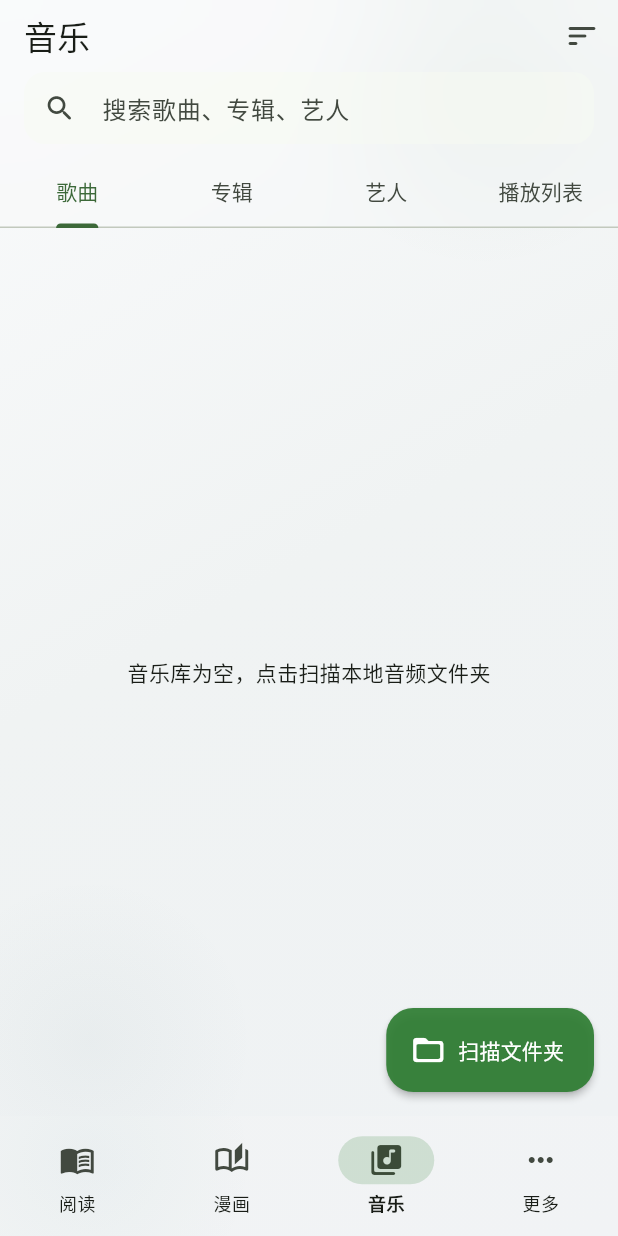
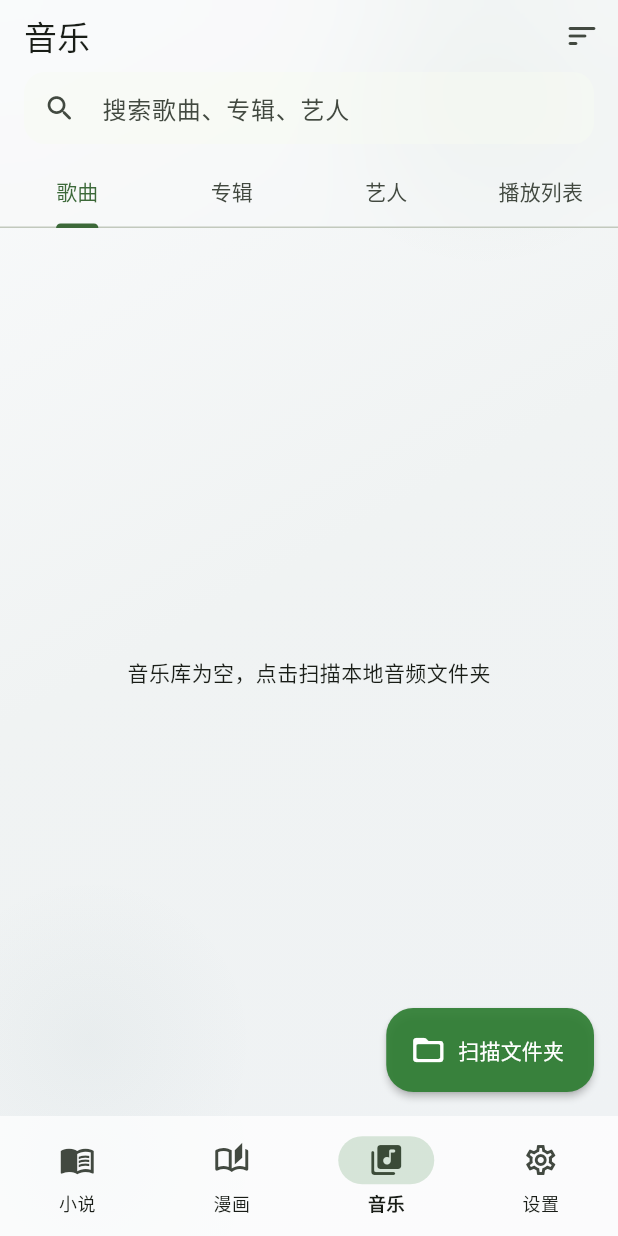
Before and after one commit to wiwcn/NeoReader, a Flutter app: the screen it shows after launch, item 3 of the bottom bar chosen, on a phone screen of 412 x 824 dp. Run offline on Flutter 3.47's test engine with Material 3 defaults, Android fonts, the phone set to English and light mode, and no system bars; our stand-ins replace audio_service, equatable, file_picker, flutter_markdown, flutter_riverpod, flutter_staggered_animations and 5 more; missing offline and left inert: audio_session, just_waveform, pdfrx; accounts and stored records are empty; statements that could not run were skipped.

Commit message:
feat(shell): four-tab bar 小说/漫画/音乐/设置 + fix mini player chrome
Wire bottom nav to Novel, Comic, Music, Settings with zh/en labels and
settings icon. Keep mini player in bottomNavigationBar above the bar so
FABs/content get correct insets and taps open Now Playing. IndexedStack
keeps tab state across switches; denser nav frost for opaque MD3 sheets.

```diff
--- a/lib/core/theme/app_theme.dart
+++ b/lib/core/theme/app_theme.dart
@@ -64,7 +64,7 @@ class AppTheme {
         shape: RoundedRectangleBorder(borderRadius: BorderRadius.circular(20)),
       ),
       navigationBarTheme: NavigationBarThemeData(
-        backgroundColor: Colors.white.withValues(alpha: 0.10),
+        backgroundColor: Colors.white.withValues(alpha: 0.72),
         elevation: 0,
         indicatorColor: seedColor.withValues(alpha: 0.18),
         labelTextStyle: WidgetStateProperty.resolveWith(
@@ -123,7 +123,7 @@ class AppTheme {
         shape: RoundedRectangleBorder(borderRadius: BorderRadius.circular(20)),
       ),
       navigationBarTheme: NavigationBarThemeData(
-        backgroundColor: Colors.black.withValues(alpha: 0.35),
+        backgroundColor: Colors.black.withValues(alpha: 0.72),
         elevation: 0,
         indicatorColor: seedColor.withValues(alpha: 0.28),
         labelTextStyle: WidgetStateProperty.resolveWith(
--- a/lib/music/l10n/music_strings.dart
+++ b/lib/music/l10n/music_strings.dart
@@ -17,6 +17,7 @@ class MusicStrings {
       isZh ? '音乐库为空，点击扫描本地音频文件夹' : 'Music library empty — scan a local folder';
   String get searchMusic => isZh ? '搜索歌曲、专辑、艺人' : 'Search tracks, albums, artists';
   String get play => isZh ? '播放' : 'Play';
+  String get pause => isZh ? '暂停' : 'Pause';
   String get playNext => isZh ? '下一首播放' : 'Play next';
   String get addToQueue => isZh ? '加入队列' : 'Add to queue';
   String get addToPlaylist => isZh ? '加入歌单' : 'Add to playlist';
@@ -46,7 +47,10 @@ class MusicStrings {
   String get permissionNeeded =>
       isZh ? '需要存储权限以扫描本地音乐' : 'Storage permission needed to scan music';
   String get removeFromPlaylist => isZh ? '从歌单移除' : 'Remove from playlist';
-  String get more => isZh ? '更多' : 'More';
-  String get novel => isZh ? '阅读' : 'Books';
+  /// Bottom-nav: novels / books tab.
+  String get novel => isZh ? '小说' : 'Novels';
+  /// Bottom-nav: comics tab.
   String get comic => isZh ? '漫画' : 'Comics';
+  /// Legacy alias — bottom nav now uses AppStrings.settings (设置).
+  String get more => isZh ? '设置' : 'Settings';
 }
--- a/lib/presentation/screens/home/home_shell.dart
+++ b/lib/presentation/screens/home/home_shell.dart
@@ -22,6 +22,13 @@ class HomeShell extends ConsumerStatefulWidget {
 class _HomeShellState extends ConsumerState<HomeShell> {
   int _index = 0;
 
+  static const _pages = <Widget>[
+    LibraryScreen(),
+    ComicLibraryScreen(),
+    MusicHomeScreen(),
+    SettingsHubScreen(),
+  ];
+
   @override
   void initState() {
     super.initState();
@@ -42,27 +49,20 @@ class _HomeShellState extends ConsumerState<HomeShell> {
   @override
   Widget build(BuildContext context) {
     final music = ref.watch(musicStringsProvider);
+    final strings = ref.watch(stringsProvider);
     final hasMini = ref.watch(currentTrackProvider) != null;
-
-    final pages = const [
-      LibraryScreen(),
-      ComicLibraryScreen(),
-      MusicHomeScreen(),
-      SettingsHubScreen(),
-    ];
 
     return GlassScaffoldBackground(
       child: Scaffold(
         backgroundColor: Colors.transparent,
-        body: Column(
+        // Full-bleed body; mini player lives in bottom chrome so FABs / lists
+        // get the correct bottom inset and never cover tab labels.
+        body: FadeIndexedStack(index: _index, children: _pages),
+        bottomNavigationBar: Column(
+          mainAxisSize: MainAxisSize.min,
           children: [
-            Expanded(
-              child: FadeIndexedStack(index: _index, children: pages),
-            ),
             if (hasMini) const MiniPlayer(),
-          ],
-        ),
-        bottomNavigationBar: NavigationBar(
+            NavigationBar(
               selectedIndex: _index,
               onDestinationSelected: (i) => setState(() => _index = i),
               destinations: [
@@ -82,9 +82,11 @@ class _HomeShellState extends ConsumerState<HomeShell> {
                   label: music.music,
                 ),
                 NavigationDestination(
-              icon: const Icon(Icons.more_horiz_rounded),
-              selectedIcon: const Icon(Icons.more_horiz_rounded),
-              label: music.more,
+                  icon: const Icon(Icons.settings_outlined),
+                  selectedIcon: const Icon(Icons.settings_rounded),
+                  label: strings.settings,
+                ),
+              ],
             ),
           ],
         ),
--- a/lib/presentation/screens/library/comic_library_screen.dart
+++ b/lib/presentation/screens/library/comic_library_screen.dart
@@ -40,8 +40,8 @@ class ComicLibraryScreen extends ConsumerWidget {
               return Center(
                 child: Text(
                   isZh
-                      ? '暂无漫画，请在「阅读」书库导入 CBZ / CBR'
-                      : 'No comics yet — import CBZ / CBR from Books',
+                      ? '暂无漫画，请在「小说」书库导入 CBZ / CBR'
+                      : 'No comics yet — import CBZ / CBR from Novels',
                 ),
               );
             }
--- a/lib/presentation/screens/library/library_screen.dart
+++ b/lib/presentation/screens/library/library_screen.dart
@@ -39,7 +39,7 @@ class LibraryScreen extends ConsumerWidget {
         backgroundColor: Colors.transparent,
         floatingActionButtonLocation: FloatingActionButtonLocation.endFloat,
         appBar: GlassAppBar(
-          title: Text(strings.library),
+          title: Text(strings.isZh ? '小说' : 'Novels'),
           actions: [
             IconButton(
               tooltip: layout == LibraryLayout.grid
--- a/lib/presentation/widgets/motion.dart
+++ b/lib/presentation/widgets/motion.dart
@@ -112,37 +112,65 @@ class _PressScaleState extends State<PressScale> {
   }
 }
 
-/// Bottom-nav body switcher using Material fade-through ([animations] package).
+/// Bottom-nav body switcher: true [IndexedStack] + fade so tabs stay alive.
 class FadeIndexedStack extends StatelessWidget {
   const FadeIndexedStack({
     super.key,
     required this.index,
     required this.children,
-    this.duration = const Duration(milliseconds: 300),
+    this.duration = const Duration(milliseconds: 220),
   });
 
   final int index;
   final List<Widget> children;
   final Duration duration;
 
+  /// Keep every tab mounted (true IndexedStack) so music playback UI / scroll
+  /// position survive tab switches; fade the active child for MD3 motion.
   @override
   Widget build(BuildContext context) {
     final reduce = MediaQuery.disableAnimationsOf(context);
-    if (reduce) {
-      return KeyedSubtree(key: ValueKey<int>(index), child: children[index]);
-    }
-    return PageTransitionSwitcher(
-      duration: duration,
-      transitionBuilder: (child, primaryAnimation, secondaryAnimation) {
-        return FadeThroughTransition(
-          animation: primaryAnimation,
-          secondaryAnimation: secondaryAnimation,
-          // Transparent so glass scaffold wash stays visible.
-          fillColor: Colors.transparent,
+    return IndexedStack(
+      index: index,
+      sizing: StackFit.expand,
+      children: [
+        for (var i = 0; i < children.length; i++)
+          _FadeKeepAlive(
+            key: ValueKey<int>(i),
+            visible: i == index,
+            duration: reduce ? Duration.zero : duration,
+            child: children[i],
+          ),
+      ],
+    );
+  }
+}
+
+class _FadeKeepAlive extends StatelessWidget {
+  const _FadeKeepAlive({
+    super.key,
+    required this.visible,
+    required this.duration,
+    required this.child,
+  });
+
+  final bool visible;
+  final Duration duration;
+  final Widget child;
+
+  @override
+  Widget build(BuildContext context) {
+    return IgnorePointer(
+      ignoring: !visible,
+      child: AnimatedOpacity(
+        opacity: visible ? 1 : 0,
+        duration: duration,
+        curve: Curves.easeOutCubic,
+        child: TickerMode(
+          enabled: visible,
           child: child,
-        );
-      },
-      child: KeyedSubtree(key: ValueKey<int>(index), child: children[index]),
+        ),
+      ),
     );
   }
 }
```
Also changed, not shown: lib/music/ui/mini_player.dart (+42 -26 lines). Lines whose indentation alone changed are shown as unchanged.
